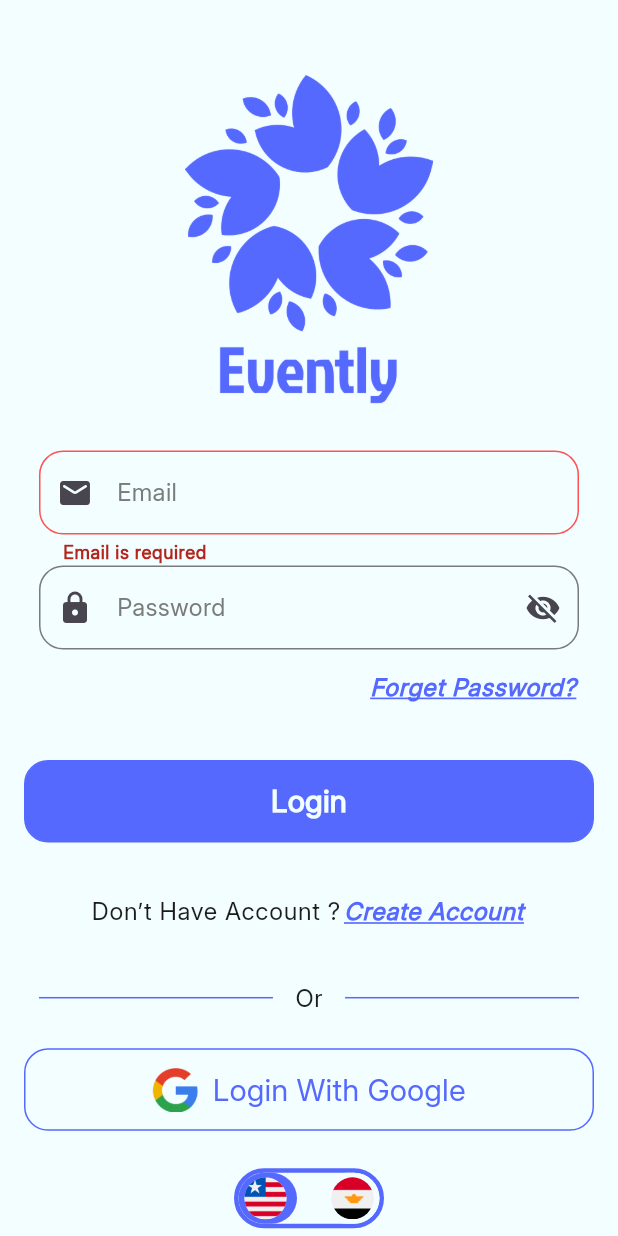
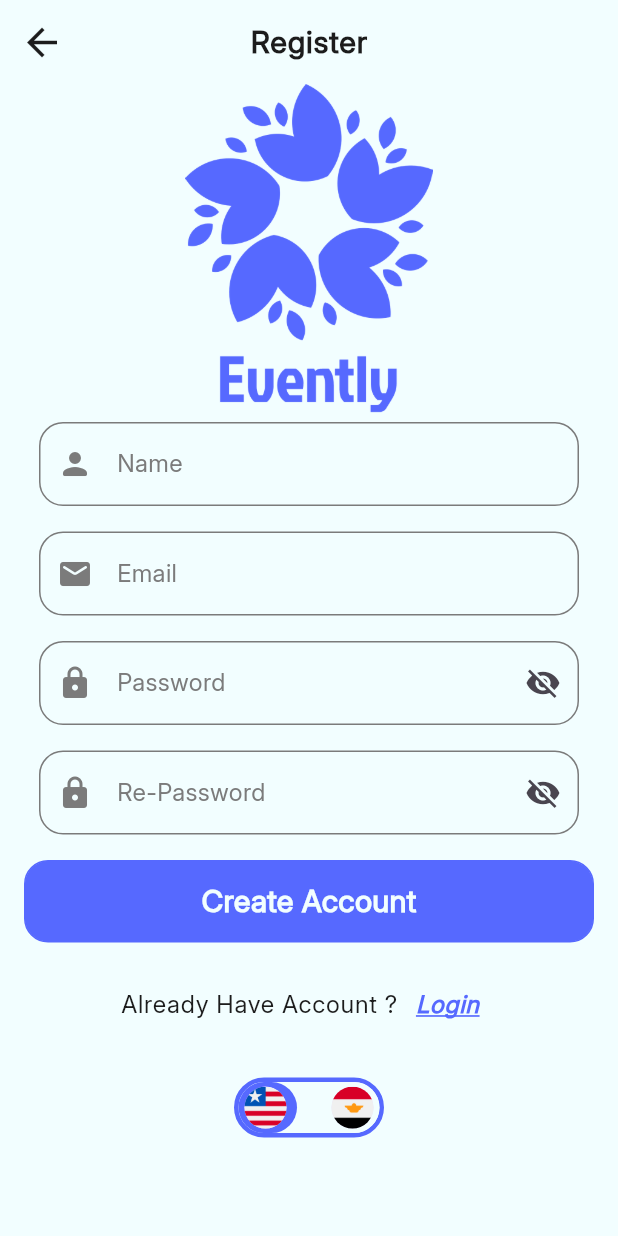
Before and after one commit to Momen0Waleed/Evently, a Flutter app: the LoginScreen screen opened by its route, after a tap on "Login", after a tap on "Create Account", on a phone screen of 412 x 824 dp. Run offline on Flutter 3.47's test engine with Material 3 defaults, Android fonts, the phone set to English and light mode, and no system bars; our stand-ins replace shared_preferences; accounts and stored records are empty.

Commit message:
Finishing Authentication Screens UI and the TextFields Validation

```diff
--- a/lib/core/constants/colors/evently_colors.dart
+++ b/lib/core/constants/colors/evently_colors.dart
@@ -1,4 +1,3 @@
-import 'dart:ui';
 
 import 'package:flutter/material.dart';
 
--- a/lib/core/constants/images/images_name.dart
+++ b/lib/core/constants/images/images_name.dart
@@ -11,4 +11,8 @@ abstract class ImagesName{
   static const String onboarding3 = "assets/images/onboarding3.png";
 
   static const String googleIcon = "assets/icons/Google Icon.png";
+
+  static const String forgetPassImage = "assets/images/Forget Password.png";
+
+
 }
--- a/lib/core/constants/theme/evently_theme_manager.dart
+++ b/lib/core/constants/theme/evently_theme_manager.dart
@@ -8,13 +8,13 @@ abstract class EventlyThemeManager {
     appBarTheme: AppBarTheme(
       elevation: 0,
       backgroundColor: EventlyColors.white,
-      iconTheme: IconThemeData(color: EventlyColors.blue),
+      iconTheme: IconThemeData(color: EventlyColors.black),
       centerTitle: true,
       titleTextStyle: TextStyle(
         fontSize: 24,
         fontFamily: "Inter",
         fontWeight: FontWeight.w700,
-        color: EventlyColors.blue,
+        color: EventlyColors.black,
       ),
     ),
     bottomNavigationBarTheme: BottomNavigationBarThemeData(
--- a/lib/main.dart
+++ b/lib/main.dart
@@ -3,6 +3,8 @@ import 'package:evently/modules/splash/splash_screen.dart';
 import 'package:flutter/material.dart';
 
 import 'core/constants/services/local_storage_services.dart';
+import 'modules/authentication/create_account.dart';
+import 'modules/authentication/forget_password_screen.dart';
 import 'modules/authentication/login_screen.dart';
 import 'modules/home/home_screen.dart';
 import 'modules/onboarding/first_settings_screen.dart';
@@ -30,6 +32,8 @@ class MyApp extends StatelessWidget {
         OnBoardingScreen.routeName : (context) =>const OnBoardingScreen(),
         FirstSettingsScreen.routeName : (context) =>const FirstSettingsScreen(),
         LoginScreen.routeName : (context) =>const LoginScreen(),
+        ForgetPasswordScreen.routeName : (context) =>const ForgetPasswordScreen(),
+        CreateAccount.routeName : (context) =>const CreateAccount(),
       },
     );
   }
--- /dev/null
+++ b/lib/modules/authentication/create_account.dart
@@ -0,0 +1,176 @@
+import 'package:evently/modules/authentication/widgets/register_button_widget.dart';
+import 'package:evently/modules/authentication/widgets/text_field_widget.dart';
+import 'package:flutter/material.dart';
+
+import '../../core/constants/colors/evently_colors.dart';
+import '../../core/constants/images/images_name.dart';
+import '../home/home_screen.dart';
+import '../onboarding/widgets/language_switch.dart';
+import 'login_screen.dart';
+
+class CreateAccount extends StatefulWidget {
+  const CreateAccount({super.key});
+  static const String routeName = "/Create-Account";
+
+  @override
+  State<CreateAccount> createState() => _CreateAccountState();
+}
+
+class _CreateAccountState extends State<CreateAccount> {
+  bool isLanguageEN = true;
+  final _formKey = GlobalKey<FormState>();
+  final nameController = TextEditingController();
+  final mailController = TextEditingController();
+  final passwordController = TextEditingController();
+  final confirmPasswordController = TextEditingController();
+
+
+  @override
+  Widget build(BuildContext context) {
+    var textTheme = Theme.of(context).textTheme;
+    var dynamicSize = MediaQuery.of(context).size;
+
+    return Scaffold(
+      appBar: AppBar(
+        leading: IconButton(
+          onPressed: () {
+            Navigator.of(context).pop();
+          },
+          icon: Icon(Icons.arrow_back, color: EventlyColors.black, size: 30),
+        ),
+        title: Text(
+          "Register",
+          style: textTheme.bodyLarge!.copyWith(
+            fontSize: 20,
+            fontWeight: FontWeight.w600,
+          ),
+        ),
+      ),
+      body: Padding(
+        padding: EdgeInsets.symmetric(horizontal: 16),
+        child: Column(
+          mainAxisAlignment: MainAxisAlignment.start,
+          crossAxisAlignment: CrossAxisAlignment.center,
+          children: [
+            Image.asset(ImagesName.splashLogo, width: dynamicSize.width * 0.4),
+            SizedBox(
+              height: dynamicSize.height * 0.5,
+              child: Form(
+                key: _formKey,
+                child: Column(
+                  mainAxisAlignment: MainAxisAlignment.spaceBetween,
+                  crossAxisAlignment: CrossAxisAlignment.center,
+                  children: [
+                    TextFieldWidget(
+                      title: 'Name',
+                      prefixIcon: Icon(
+                        Icons.person_rounded,
+                        color: EventlyColors.gray,
+
+                      ),
+                      isPassword: false,
+                      isName: true,
+                      isLogin: false,
+                      controller:nameController,
+                    ),
+                    TextFieldWidget(
+                      title: 'Email',
+                      prefixIcon: Icon(
+                        Icons.mail_rounded,
+                        color: EventlyColors.gray,
+                      ),
+                      isPassword: false,
+                      isName: false,
+                      isLogin: false,
+                      controller:mailController,
+                    ),
+                    TextFieldWidget(
+                      title: 'Password',
+                      prefixIcon: Icon(
+                        Icons.lock_rounded,
+                        color: EventlyColors.gray,
+                      ),
+                      isPassword: true,
+                      isName: false,
+                      isLogin: false,
+                      controller: passwordController,
+                    ),
+                    TextFieldWidget(
+                      title: 'Re-Password',
+                      prefixIcon: Icon(
+                        Icons.lock_rounded,
+                        color: EventlyColors.gray,
+                      ),
+                      isPassword: true,
+                      isName: false,
+                      isLogin: false,
+                      isConfirmPassword: true,
+                      controller: confirmPasswordController,
+                      originalPasswordController: passwordController,
+                    ),
+                    RegisterButtonWidget(
+                      bgColor: EventlyColors.blue,
+                      child: Text(
+                        "Create Account",
+                        style: textTheme.titleMedium!.copyWith(
+                          color: EventlyColors.white,
+                        ),
+                        textAlign: TextAlign.center,
+                      ),
+                      buttonAction: () {
+                        setState(() {
+                          if (_formKey.currentState!.validate()) {
+                            Navigator.of(
+                              context,
+                            ).pushReplacementNamed(HomeScreen.routeName);
+                          }
+                        });
+                      },
+                    ),
+                    Row(
+                      mainAxisAlignment: MainAxisAlignment.center,
+                      crossAxisAlignment: CrossAxisAlignment.center,
+                      children: [
+                        Text(
+                          "Already Have Account ?",
+                          style: textTheme.bodyLarge,
+                        ),
+                        TextButton(
+                          onPressed: () {
+                            Navigator.of(
+                              context,
+                            ).pushNamed(LoginScreen.routeName);
+                          },
+                          child: Text(
+                            "Login",
+                            style: textTheme.bodyLarge!.copyWith(
+                              color: EventlyColors.blue,
+                              fontStyle: FontStyle.italic,
+                              decoration: TextDecoration.underline,
+                              decorationColor: EventlyColors.blue,
+                              fontWeight: FontWeight.bold,
+                            ),
+                          ),
+                        ),
+                      ],
+                    ),
+                  ],
+                ),
+              ),
+            ),
+            Container(
+              margin: EdgeInsets.only(top: 25),
+              child: LanguageSwitch(
+                onLanguageChanged: (bool value) {
+                  setState(() {
+                    isLanguageEN = value;
+                  });
+                },
+              ),
+            ),
+          ],
+        ),
+      ),
+    );
+  }
+}
--- a/lib/modules/authentication/login_screen.dart
+++ b/lib/modules/authentication/login_screen.dart
@@ -1,11 +1,13 @@
 import 'package:evently/core/constants/colors/evently_colors.dart';
 import 'package:evently/core/constants/images/images_name.dart';
+import 'package:evently/modules/authentication/create_account.dart';
 import 'package:evently/modules/authentication/widgets/register_button_widget.dart';
 import 'package:evently/modules/authentication/widgets/text_field_widget.dart';
 import 'package:evently/modules/home/home_screen.dart';
 import 'package:flutter/material.dart';
 
 import '../onboarding/widgets/language_switch.dart';
+import 'forget_password_screen.dart';
 
 class LoginScreen extends StatefulWidget {
   const LoginScreen({super.key});
@@ -18,6 +20,9 @@ class LoginScreen extends StatefulWidget {
 class _LoginScreenState extends State<LoginScreen> {
   bool isLanguageEN = true;
   final _formKey = GlobalKey<FormState>();
+  final mailController = TextEditingController();
+  final passwordController = TextEditingController();
+
 
   @override
   Widget build(BuildContext context) {
@@ -53,16 +58,25 @@ class _LoginScreenState extends State<LoginScreen> {
                           title: 'Email',
                           prefixIcon: Icon(Icons.mail_rounded),
                           isPassword: false,
+                          isName: false,
+                          isLogin: true,
+                          controller: mailController,
                         ),
                         TextFieldWidget(
                           title: 'Password',
                           prefixIcon: Icon(Icons.lock_rounded),
                           isPassword: true,
+                          isName: false,
+                          isLogin: true,
+                          controller: passwordController,
                         ),
                         Align(
                           alignment: Alignment.centerRight,
                           child: TextButton(
-                            onPressed: () {},
+                            onPressed: () {
+                              Navigator.of(context).pushNamed(ForgetPasswordScreen.routeName);
+
+                            },
                             child: Text(
                               "Forget Password?",
                               style: theme.bodyLarge!.copyWith(
@@ -111,7 +125,9 @@ class _LoginScreenState extends State<LoginScreen> {
                               style: theme.bodyLarge,
                             ),
                             TextButton(
-                              onPressed: () {},
+                              onPressed: () {
+                                Navigator.of(context).pushNamed(CreateAccount.routeName);
+                              },
                               style: TextButton.styleFrom(
                                 padding: EdgeInsets.symmetric(horizontal: 2),
                               ),
--- a/lib/modules/authentication/widgets/text_field_widget.dart
+++ b/lib/modules/authentication/widgets/text_field_widget.dart
@@ -7,10 +7,24 @@ class TextFieldWidget extends StatefulWidget {
     required this.title,
     required this.prefixIcon,
     required this.isPassword,
+    required this.isName,
+    required this.isLogin,
+    this.isConfirmPassword = false,
+    this.originalPasswordController,
+
+    required this.controller,
+
   });
   final String title;
   final Icon prefixIcon;
   final bool isPassword;
+  final bool isName;
+  final bool isLogin;
+  final bool isConfirmPassword;
+  final TextEditingController? originalPasswordController;
+
+  final TextEditingController controller;
+
 
   @override
   State<TextFieldWidget> createState() => _TextFieldWidgetState();
@@ -18,21 +32,38 @@ class TextFieldWidget extends StatefulWidget {
 
 class _TextFieldWidgetState extends State<TextFieldWidget> {
   bool obscurePassword = true;
-  final TextEditingController _emailController = TextEditingController();
-  final TextEditingController _passwordController = TextEditingController();
-
+  // final TextEditingController _emailController = TextEditingController();
+  // final TextEditingController _passwordController = TextEditingController();
+  // final _confirmPasswordController = TextEditingController();
   @override
   Widget build(BuildContext context) {
     var theme = Theme.of(context).textTheme;
-    // var dynamic = MediaQuery.of(context).size;
 
     return Container(
       width: double.infinity,
       padding: EdgeInsets.symmetric(horizontal: 10),
       child: TextFormField(
-        controller: !widget.isPassword ? _emailController : _passwordController,
-        validator: !widget.isPassword ? validateEmail : null,
-        obscureText: widget.isPassword ? obscurePassword : false,
+        // controller: !widget.isPassword ? _emailController : _passwordController,
+        controller: widget.controller,
+
+        validator: (value) {
+          if (widget.isConfirmPassword) {
+            return validateConfirmPassword(value);
+          } else if (!widget.isName) {
+            if (!widget.isPassword) {
+              return validateEmail(value);
+            } else if (widget.isLogin) {
+              return null;
+            } else {
+              return validatePassword(value);
+            }
+          } else {
+            return null;
+          }
+        },
+        obscureText: !widget.isName
+            ? (widget.isPassword ? obscurePassword : false)
+            : false,
         decoration: InputDecoration(
           filled: true,
           fillColor: EventlyColors.white,
@@ -58,9 +89,7 @@ class _TextFieldWidgetState extends State<TextFieldWidget> {
           suffixIcon: widget.isPassword
               ? IconButton(
                   icon: Icon(
-              obscurePassword
-                  ? Icons.visibility_off
-                  : Icons.visibility,
+                    obscurePassword ? Icons.visibility_off : Icons.visibility,
                   ),
                   onPressed: () {
                     setState(() {
@@ -69,12 +98,11 @@ class _TextFieldWidgetState extends State<TextFieldWidget> {
                   },
                 )
               : null,
-        )
-
+        ),
       ),
     );
+  }
 
-  }
   String? validateEmail(String? value) {
     if (value == null || value.isEmpty) {
       return 'Email is required';
@@ -85,4 +113,27 @@ class _TextFieldWidgetState extends State<TextFieldWidget> {
     }
     return null;
   }
+
+  String? validatePassword(String? value) {
+    if (value == null || value.isEmpty) {
+      return 'Password is required';
     }
+    final passwordRegex = RegExp(
+      r'^(?=.*[a-z])(?=.*[A-Z])(?=.*\d)(?=.*[!@#\$&*~]).{8,}$',
+    );
+    if (!passwordRegex.hasMatch(value)) {
+      return 'Password must contain uppercase, lowercase,\nnumber, and special character.';
+    }
+    return null;
+  }
+
+  String? validateConfirmPassword(String? value) {
+    if (value == null || value.isEmpty) {
+      return 'Please confirm your password';
+    }
+    if (value != widget.originalPasswordController?.text) {
+      return 'Passwords do not match';
+    }
+    return null;
+  }
+}
--- a/lib/modules/splash/splash_screen.dart
+++ b/lib/modules/splash/splash_screen.dart
@@ -4,7 +4,6 @@ import 'package:flutter/material.dart';
 
 import '../../core/constants/services/local_storage_keys.dart';
 import '../../core/constants/services/local_storage_services.dart';
-import '../home/home_screen.dart';
 import '../onboarding/first_settings_screen.dart';
 
 class SplashScreen extends StatefulWidget {
```
Also changed, not shown: lib/modules/authentication/forget_password_screen.dart (added, +54 -0 lines), assets/images/Forget Password.png (added). Lines whose indentation alone changed are shown as unchanged.
